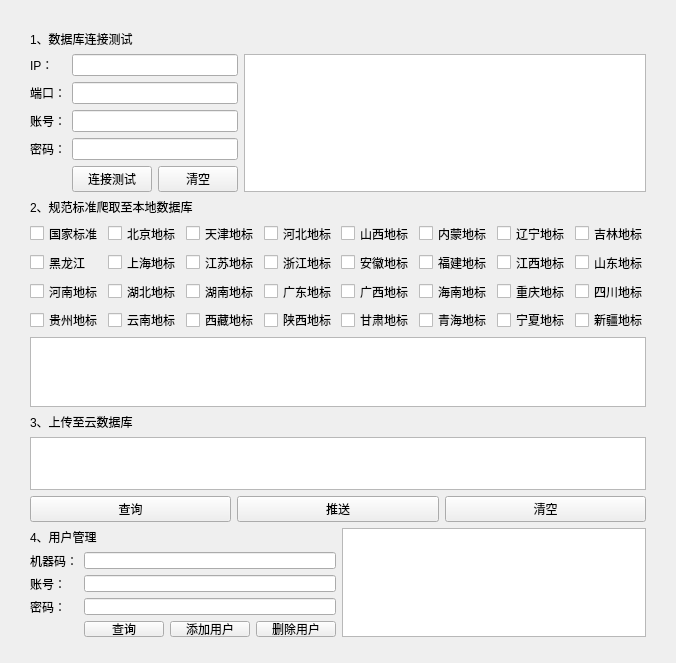
This is Management_Tools/management.ui in hyooeewee/Toolbox-of-Standard as Qt 5 draws it before an edit. The edited form follows.
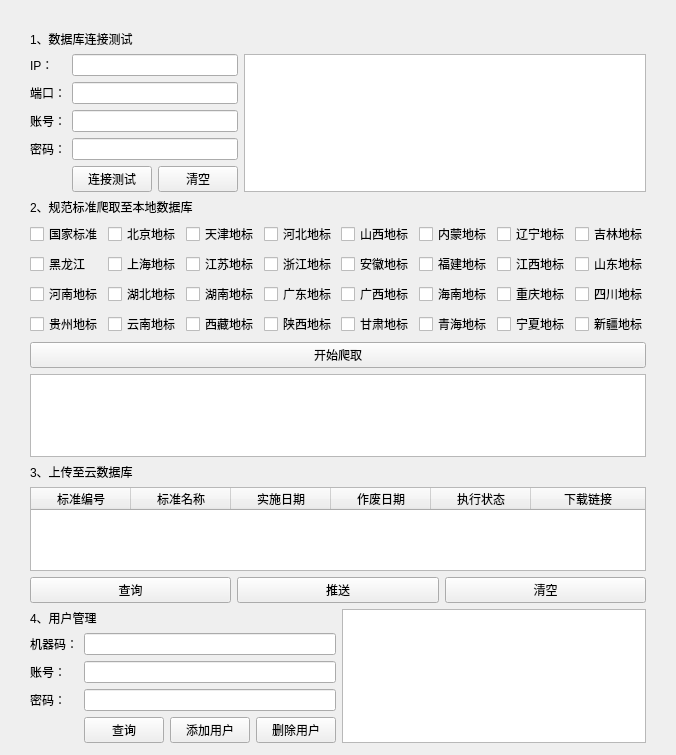
This is the edited form.

Diff of the .ui file:
```diff
--- a/Management_Tools/management.ui
+++ b/Management_Tools/management.ui
@@ -10,7 +10,7 @@
     <x>0</x>
     <y>0</y>
     <width>676</width>
-    <height>663</height>
+    <height>755</height>
    </rect>
   </property>
   <property name="windowTitle">
@@ -22,7 +22,7 @@
      <x>30</x>
      <y>30</y>
      <width>616</width>
-     <height>607</height>
+     <height>713</height>
     </rect>
    </property>
    <layout class="QVBoxLayout" name="verticalLayout_3">
@@ -339,6 +339,13 @@
         </item>
        </layout>
       </item>
+      <item>
+       <widget class="QPushButton" name="S_Spider">
+        <property name="text">
+         <string>开始爬取</string>
+        </property>
+       </widget>
+      </item>
       <item>
        <widget class="QTextBrowser" name="S_MB"/>
       </item>
@@ -352,7 +359,56 @@
          </widget>
         </item>
         <item row="1" column="0">
-         <widget class="QTableView" name="OL_TableView"/>
+         <widget class="QTableWidget" name="tableWidget">
+          <attribute name="horizontalHeaderCascadingSectionResizes">
+           <bool>true</bool>
+          </attribute>
+          <attribute name="horizontalHeaderShowSortIndicator" stdset="0">
+           <bool>true</bool>
+          </attribute>
+          <attribute name="horizontalHeaderStretchLastSection">
+           <bool>true</bool>
+          </attribute>
+          <attribute name="verticalHeaderCascadingSectionResizes">
+           <bool>true</bool>
+          </attribute>
+          <attribute name="verticalHeaderShowSortIndicator" stdset="0">
+           <bool>true</bool>
+          </attribute>
+          <attribute name="verticalHeaderStretchLastSection">
+           <bool>true</bool>
+          </attribute>
+          <column>
+           <property name="text">
+            <string>标准编号</string>
+           </property>
+          </column>
+          <column>
+           <property name="text">
+            <string>标准名称</string>
+           </property>
+          </column>
+          <column>
+           <property name="text">
+            <string>实施日期</string>
+           </property>
+          </column>
+          <column>
+           <property name="text">
+            <string>作废日期</string>
+           </property>
+          </column>
+          <column>
+           <property name="text">
+            <string>执行状态</string>
+           </property>
+          </column>
+          <column>
+           <property name="text">
+            <string>下载链接</string>
+           </property>
+          </column>
+         </widget>
         </item>
         <item row="2" column="0">
          <layout class="QHBoxLayout" name="horizontalLayout_2">
```
Left out of the diff: 22 changed lines with no effect on the pictures.
